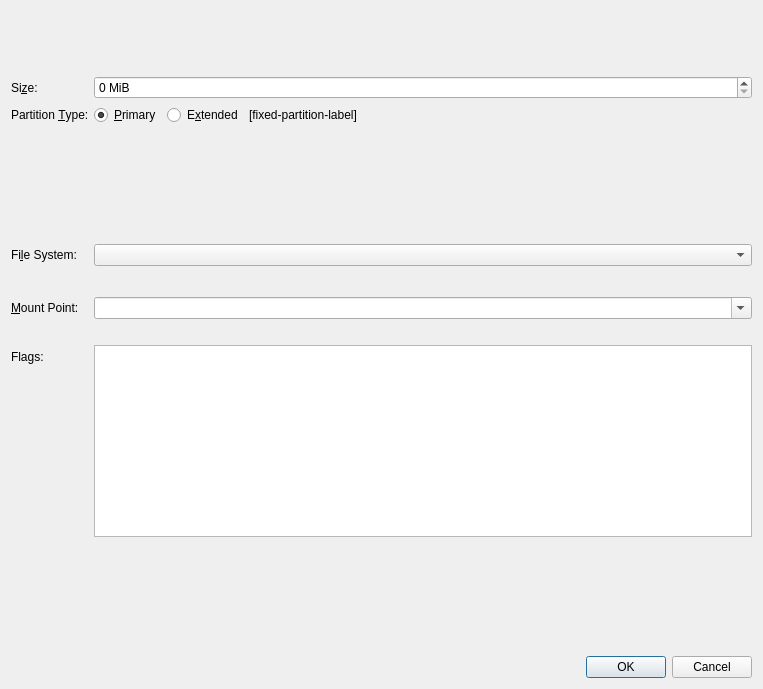
The window that src/modules/partition/gui/CreatePartitionDialog.ui (calamares/calamares) describes before a commit, drawn with Qt 5.
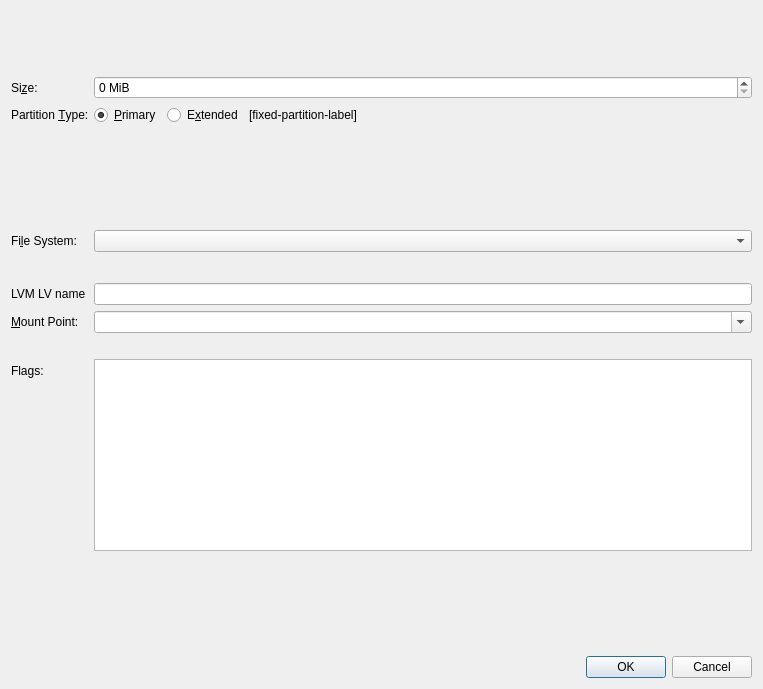
The same window after the commit. Custom widgets are drawn as their Qt base class.

Commit message: Fix create partition job to work with LVM devices.

```diff
--- a/src/modules/partition/gui/CreatePartitionDialog.ui
+++ b/src/modules/partition/gui/CreatePartitionDialog.ui
@@ -146,6 +146,16 @@
       </spacer>
      </item>
      <item row="6" column="0">
+      <widget class="QLabel" name="lvNameLabel">
+       <property name="text">
+        <string>LVM LV name</string>
+       </property>
+      </widget>
+     </item>
+     <item row="6" column="1">
+      <widget class="QLineEdit" name="lvNameLineEdit"/>
+     </item>
+     <item row="7" column="0">
       <widget class="QLabel" name="mountPointLabel">
        <property name="text">
         <string>&amp;Mount Point:</string>
@@ -155,7 +165,7 @@
        </property>
       </widget>
      </item>
-     <item row="6" column="1">
+     <item row="7" column="1">
       <widget class="QComboBox" name="mountPointComboBox">
        <property name="editable">
         <bool>true</bool>
@@ -165,21 +175,21 @@
        </property>
       </widget>
      </item>
-     <item row="7" column="1">
+     <item row="8" column="1">
       <widget class="QLabel" name="labelMountPoint">
        <property name="text">
         <string/>
        </property>
       </widget>
      </item>
-     <item row="8" column="0">
+     <item row="9" column="0">
       <widget class="QLabel" name="label_3">
        <property name="text">
         <string>Flags:</string>
        </property>
       </widget>
      </item>
-     <item row="8" column="1">
+     <item row="9" column="1">
       <widget class="QListWidget" name="m_listFlags">
        <property name="alternatingRowColors">
         <bool>true</bool>
@@ -192,7 +202,7 @@
        </property>
       </widget>
      </item>
-     <item row="9" column="0">
+     <item row="10" column="0">
       <spacer name="verticalSpacer">
        <property name="orientation">
         <enum>Qt::Vertical</enum>
```
The commit also changes 2 other files.
